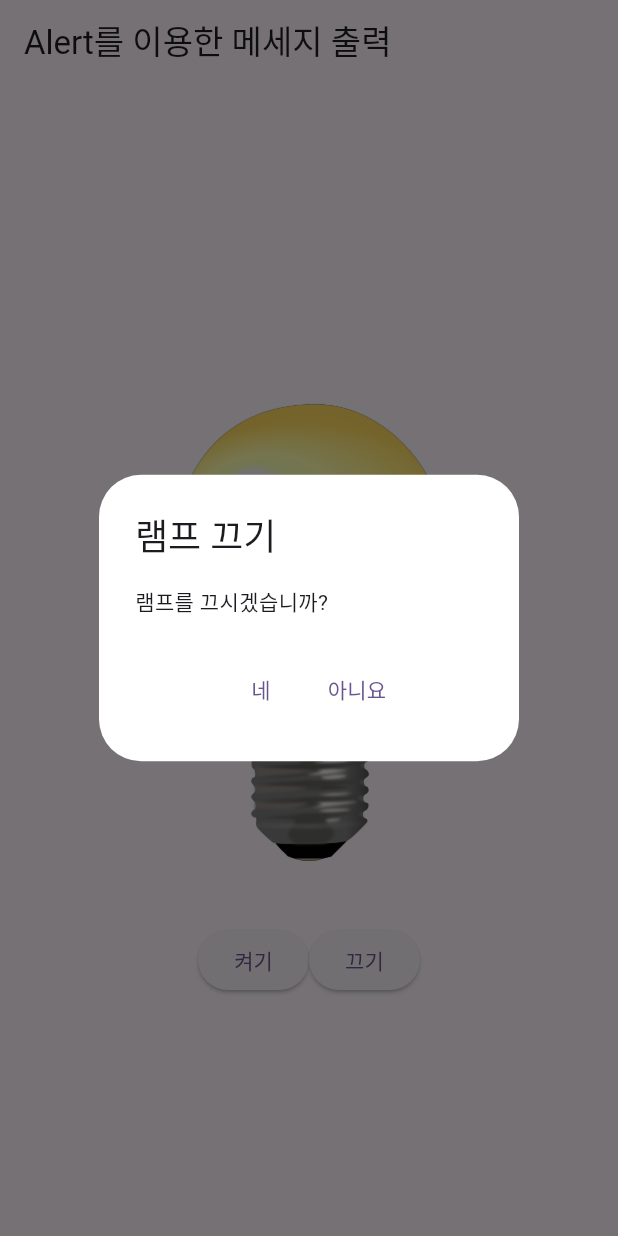
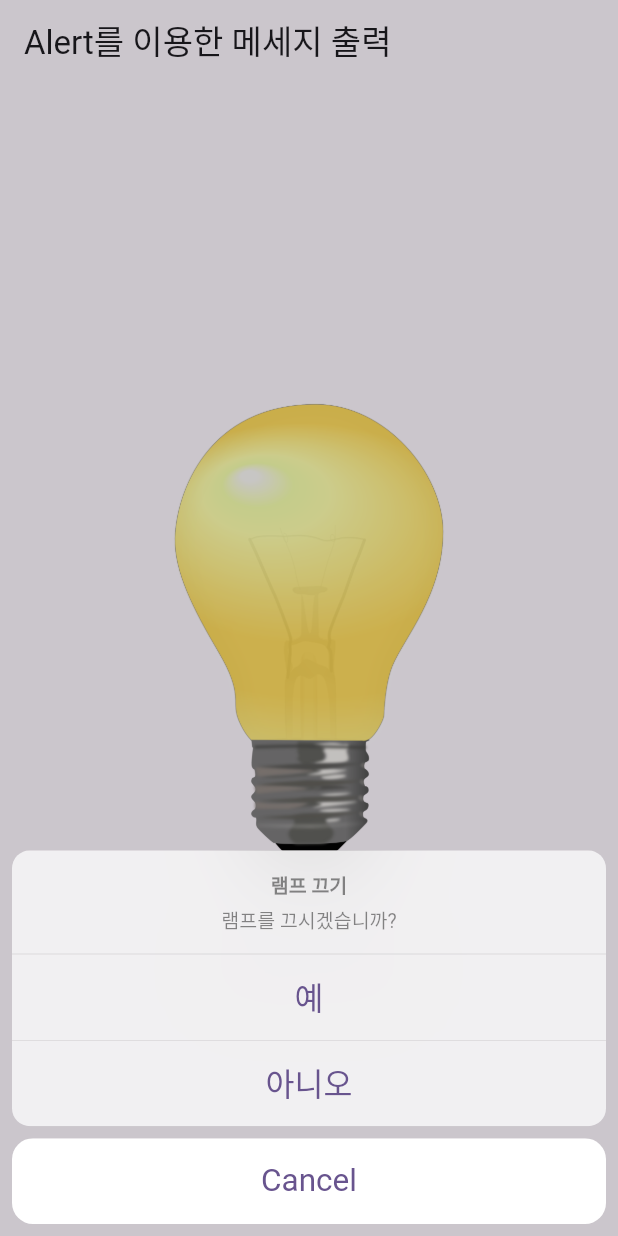
Before and after one commit to nnmmnn15/flutter_practice, a Flutter app: the screen it shows after launch, after a tap on "끄기", on a phone screen of 412 x 824 dp. Run offline on Flutter 3.47's test engine with Material 3 defaults, Android fonts, the light colour scheme and no system bars; our stand-ins replace get; missing offline and left inert: simple_gesture_detector.

Commit message:
alert_app get & action Sheet

```diff
--- a/package/image_alert_app/lib/home.dart
+++ b/package/image_alert_app/lib/home.dart
@@ -1,4 +1,6 @@
+import 'package:flutter/cupertino.dart';
 import 'package:flutter/material.dart';
+import 'package:get/get.dart';
 
 class Home extends StatefulWidget {
   const Home({super.key});
@@ -8,7 +10,6 @@ class Home extends StatefulWidget {
 }
 
 class _HomeState extends State<Home> {
-
   late bool _lampState;
   late String _lampImage;
 
@@ -43,7 +44,7 @@ class _HomeState extends State<Home> {
               mainAxisAlignment: MainAxisAlignment.center,
               children: [
                 ElevatedButton(
-                  onPressed: () => clickBtn(true),//onButton(),
+                  onPressed: () => clickBtn(true), //onButton(),
                   child: const Text('켜기'),
                 ),
                 ElevatedButton(
@@ -58,76 +59,75 @@ class _HomeState extends State<Home> {
     );
   }
 
-
   // --- function ---
-  clickBtn(bool state){
-    if(state == _lampState){ // 변경 없음
+  clickBtn(bool state) {
+    if (state == _lampState) {
+      // 변경 없음
       _lampStrTitle = '경고';
-      if(_lampState){
+      if (_lampState) {
         _lampStrMessage = '현재 램프가 켜진 상태입니다.';
-      }else{
+      } else {
         _lampStrMessage = '현재 램프가 꺼진 상태입니다.';
       }
-      pushDialog(context, false);
-    }else{
-      if(_lampState){
-        _lampStrTitle = '램프 끄기';
-        _lampStrMessage = '램프를 끄시겠습니까?';
-      }else{
-        _lampStrTitle = '램프 켜기';
-        _lampStrMessage = '램프를 켜시겠습니까?';
-      }
-      pushDialog(context, true);
+      pushDialog();
+    } else {
+
+      changeActionSheet();
     }
   }
 
-  pushDialog(context, bool change){
-    showDialog(
-      context: context,
+  pushDialog() {
+    Get.defaultDialog(
+      title: _lampStrTitle,
+      middleText: _lampStrMessage,
       barrierDismissible: false,
-      builder: (context) {
-        return AlertDialog(
-          backgroundColor: Colors.white,
-          title: Text(_lampStrTitle),
-          content: Text(_lampStrMessage),
-          actions: [
-            Center(
-              child: change ? Row(
-                mainAxisAlignment: MainAxisAlignment.center,
-                children: [
-                  TextButton(
-                    onPressed: () => changeState(),
-                    child: const Text('네'),
-                  ),
-                  TextButton(
-                    onPressed: () => Navigator.of(context).pop(),
-                    child: const Text('아니요'),
-                  ),
-                ],
-              ) : TextButton(
-                onPressed: () => Navigator.of(context).pop(),
-                child: const Text('네, 알겠습니다.'),
-              ),
-            )
-          ],
-        );
-      },
+      actions: [
+        TextButton(
+          onPressed: () => Get.back(),
+          child: const Text('네, 알겠습니다.'),
+        )
+      ],
     );
   }
 
-  changeState(){
-    if(_lampState){
+  changeState() {
+    if (_lampState) {
       _lampState = false;
       _lampImage = 'images/lamp_off.png';
       _lampStrTitle = '램프 켜기';
       _lampStrMessage = '램프를 켜시겠습니까?';
-    }else{
+    } else {
       _lampState = true;
       _lampImage = 'images/lamp_on.png';
       _lampStrTitle = '램프 끄기';
       _lampStrMessage = '램프를 끄시겠습니까?';
     }
-    Navigator.of(context).pop();
+    Get.back();
     setState(() {});
   }
+
+  changeActionSheet() {
+    showCupertinoModalPopup(
+      context: context,
+      barrierDismissible: false,
+      builder: (context) => CupertinoActionSheet(
+        title: Text(_lampStrTitle),
+        message: Text(_lampStrMessage),
+        actions: [
+          CupertinoActionSheetAction(
+            onPressed: () => changeState(),
+            child: const Text('예'),
+          ),
+          CupertinoActionSheetAction(
+            onPressed: () => Get.back(),
+            child: const Text('아니오'),
+          ),
+        ],
+        cancelButton: CupertinoActionSheetAction(
+          onPressed: () => Get.back(),
+          child: const Text('Cancel'),
+        ),
+      ),
+    );
+  }
 }
--- a/package/image_alert_app/lib/main.dart
+++ b/package/image_alert_app/lib/main.dart
@@ -1,4 +1,5 @@
 import 'package:flutter/material.dart';
+import 'package:get/get.dart';
 import 'package:image_alert_app/home.dart';
 
 void main() {
@@ -10,7 +11,7 @@ class MyApp extends StatelessWidget {
 
   @override
   Widget build(BuildContext context) {
-    return MaterialApp(
+    return GetMaterialApp(
       title: 'Flutter Demo',
       theme: ThemeData(
         colorScheme: ColorScheme.fromSeed(seedColor: Colors.deepPurple),
--- a/package/image_alert_app/pubspec.yaml
+++ b/package/image_alert_app/pubspec.yaml
@@ -35,6 +35,7 @@ dependencies:
   # The following adds the Cupertino Icons font to your application.
   # Use with the CupertinoIcons class for iOS style icons.
   cupertino_icons: ^1.0.6
+  get: ^4.6.6
 
 dev_dependencies:
   flutter_test:
```
